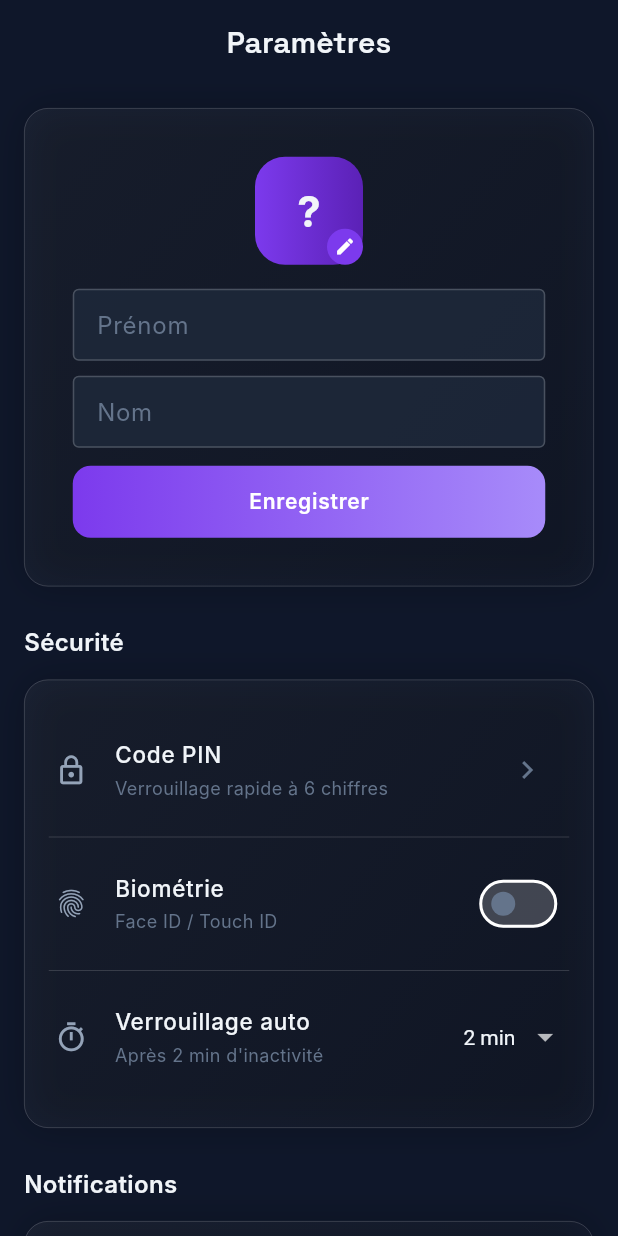
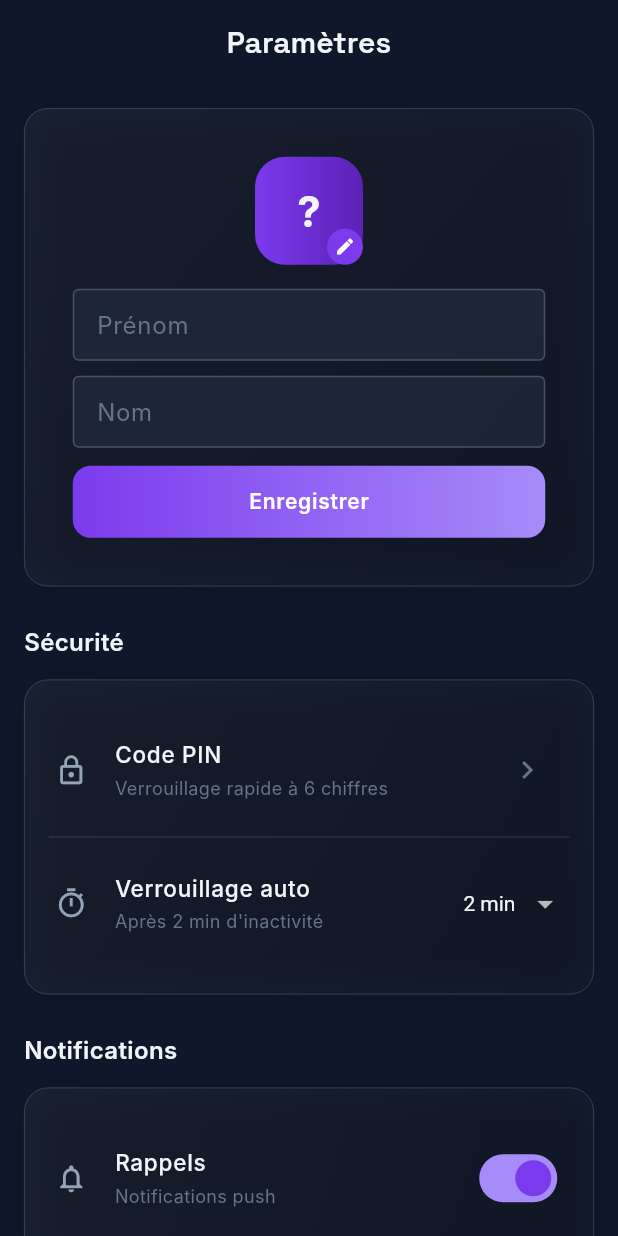
Before and after one commit to grandelagbanou28-gif/taDiscipline, a Flutter app: the SettingsScreen screen opened by its route, on a phone screen of 412 x 824 dp. Run offline on Flutter 3.47's test engine with Material 3 defaults, Android fonts, the phone set to English and light mode, and no system bars; our stand-ins replace confetti, fl_chart, flutter_local_notifications, flutter_riverpod, go_router, image_picker and 4 more; missing offline and left inert: encrypt, jitsi_meet_flutter_sdk; accounts and stored records are empty; generated files the repository leaves out were written again; Roboto replaces fonts that are missing (Inter).

Commit message:
fix: remove biometric option from settings, ensure language switching works correctly

```diff
--- a/taDiscipline/lib/features/settings/screens/settings_screen.dart
+++ b/taDiscipline/lib/features/settings/screens/settings_screen.dart
@@ -11,8 +11,6 @@ import 'package:apex/data/repositories/settings_repository.dart';
 import 'package:apex/data/models/journal_entry.dart';
 import 'package:apex/features/auth/providers/auth_provider.dart';
 import 'package:apex/features/settings/providers/locale_provider.dart';
-import 'package:apex/features/security/services/biometric_service.dart';
-import 'package:apex/data/repositories/auth_repository.dart';
 
 final userSettingsProvider = FutureProvider<UserSettings>((ref) {
   final userId = AppSession.userId;
@@ -30,7 +28,6 @@ class SettingsScreen extends ConsumerStatefulWidget {
 class _SettingsScreenState extends ConsumerState<SettingsScreen> {
   bool _notificationsEnabled = true;
   int _lockTimeout = 2;
-  bool _biometricEnabled = false;
   bool _sleepResetEnabled = false;
   String? _sleepTime;
   final _firstNameController = TextEditingController();
@@ -54,7 +51,6 @@ class _SettingsScreenState extends ConsumerState<SettingsScreen> {
         setState(() {
           _notificationsEnabled = settings.notificationsEnabled;
           _lockTimeout = settings.lockTimeoutMinutes;
-          _biometricEnabled = profile?.biometricEnabled ?? false;
           _sleepResetEnabled = settings.sleepResetEnabled;
           _sleepTime = settings.sleepTime ?? '22:00';
           _firstNameController.text = profile?.firstName ?? '';
@@ -92,25 +88,6 @@ class _SettingsScreenState extends ConsumerState<SettingsScreen> {
       ScaffoldMessenger.of(context).showSnackBar(
         const SnackBar(content: Text('Profil mis à jour ✅'), backgroundColor: AppColors.success),
       );
-    }
-  }
-
-  Future<void> _toggleBiometric(bool value) async {
-    final userId = AppSession.userId;
-    if (userId == null) return;
-
-    if (value) {
-      final bio = BiometricService(AuthRepository());
-      final authenticated = await bio.authenticate(
-        reason: 'Activer la biométrie',
-      );
-      if (authenticated) {
-        await bio.enableBiometric(userId);
-        setState(() => _biometricEnabled = true);
-      }
-    } else {
-      await BiometricService(AuthRepository()).disableBiometric(userId);
-      setState(() => _biometricEnabled = false);
     }
   }
 
@@ -306,17 +283,6 @@ class _SettingsScreenState extends ConsumerState<SettingsScreen> {
                     icon: const Icon(Icons.chevron_right,
                         color: AppColors.textMuted),
                     onPressed: _changePin,
-                  ),
-                ),
-                const Divider(height: 1),
-                _SettingTile(
-                  icon: Icons.fingerprint,
-                  title: 'Biométrie',
-                  subtitle: 'Face ID / Touch ID',
-                  trailing: Switch(
-                    value: _biometricEnabled,
-                    onChanged: _toggleBiometric,
-                    activeColor: AppColors.primary,
                   ),
                 ),
                 const Divider(height: 1),
```
